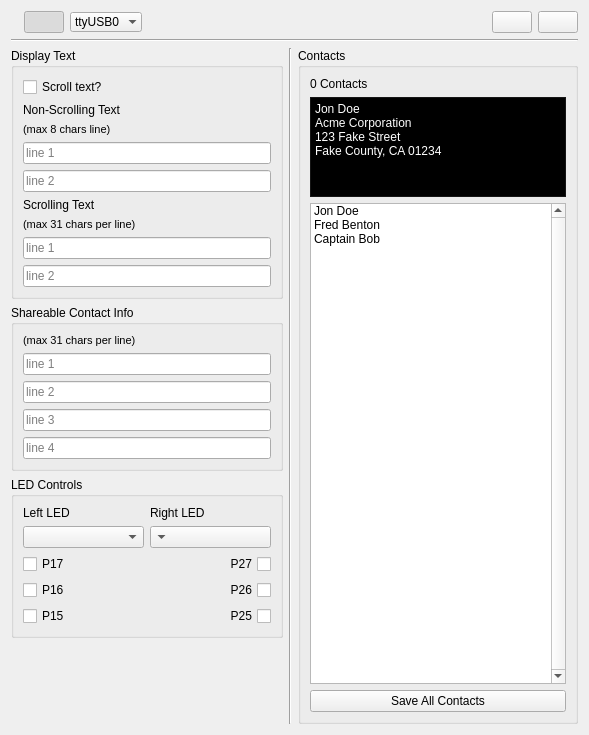
The window that src/badgehacker.ui (parallaxinc/BadgeHacker) describes before a commit, drawn with Qt 5.
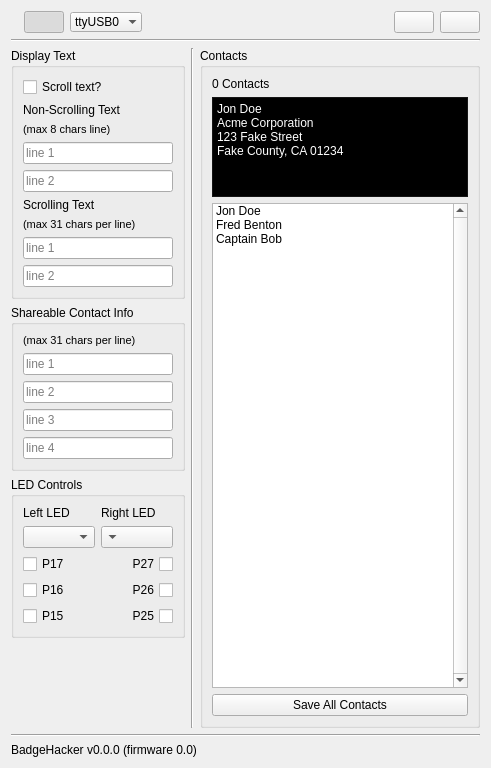
The same window after the commit. Icons and pictures are not drawn.

Commit message: Force reset if ping is missed and check hardware handshake, for more robust detection; print BadgeHacker version in bottom of application (BADGE-11, BADGE-12)

The edit to the form file:
```diff
--- a/src/badgehacker.ui
+++ b/src/badgehacker.ui
@@ -6,8 +6,8 @@
    <rect>
     <x>0</x>
     <y>0</y>
-    <width>589</width>
-    <height>735</height>
+    <width>491</width>
+    <height>768</height>
    </rect>
   </property>
   <property name="windowTitle">
@@ -1047,6 +1047,20 @@
      </item>
     </layout>
    </item>
+   <item>
+    <widget class="Line" name="line_3">
+     <property name="orientation">
+      <enum>Qt::Horizontal</enum>
+     </property>
+    </widget>
+   </item>
+   <item>
+    <widget class="QLabel" name="version">
+     <property name="text">
+      <string>BadgeHacker v0.0.0 (firmware 0.0)</string>
+     </property>
+    </widget>
+   </item>
   </layout>
  </widget>
  <tabstops>
```
The commit also changes 3 other files.
